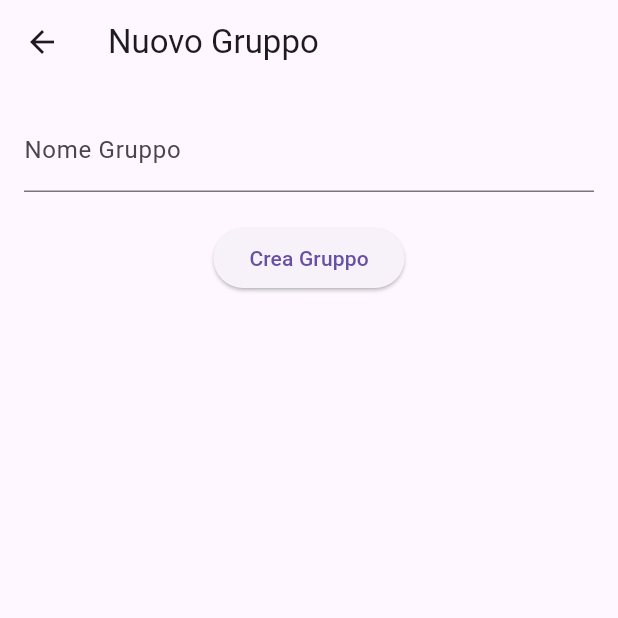
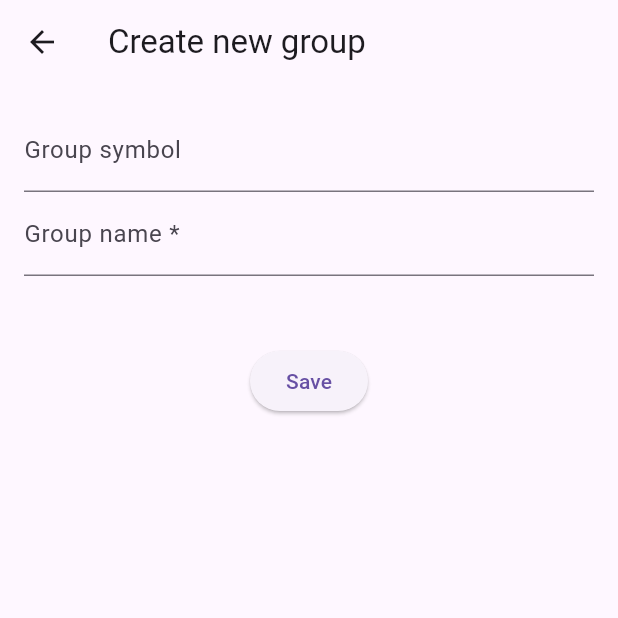
Before and after one commit to lorentz3/moneepi, a Flutter app: the GroupListPage screen opened directly, after a tap on the "add" icon, on a phone screen of 412 x 824 dp, the top half of it. Run offline on Flutter 3.47's test engine with Material 3 defaults, Android fonts, the phone set to English and light mode, and no system bars; our stand-ins replace file_picker, fl_chart, flutter_screenutil, sqflite; missing offline and left inert: excel, month_year_picker; accounts and stored records are empty.

Commit message:
save group with categories

```diff
--- a/lib/dto/group_dto.dart
+++ b/lib/dto/group_dto.dart
@@ -7,9 +7,9 @@ class GroupDto {
   int sort;
   double? monthThreshold;
   double? yearThreshold;
-  List<Category>? categories;
+  List<Category> categories;
 
-  GroupDto({this.id, this.icon, required this.name, required this.sort, this.monthThreshold, this.yearThreshold, this.categories});
+  GroupDto({this.id, this.icon, required this.name, required this.sort, this.monthThreshold, this.yearThreshold, required this.categories});
 
   factory GroupDto.fromJson(Map<String, dynamic> json) => GroupDto(
     id: json['id'],
@@ -18,6 +18,7 @@ class GroupDto {
     sort: json['sort'],
     monthThreshold: json['monthThreshold'],
     yearThreshold: json['yearThreshold'],
+    categories: [],
   );
 
 }
--- a/lib/model/group.dart
+++ b/lib/model/group.dart
@@ -1,22 +1,20 @@
-import 'package:myfinance2/model/transaction_type.dart';
+import 'package:myfinance2/dto/group_dto.dart';
 
 class Group {
   final int? id;
   String? icon;
   String name;
-  final TransactionType type;
   int sort;
   double? monthThreshold;
   double? yearThreshold;
 
-  Group({this.id, this.icon, required this.name, required this.type, required this.sort, this.monthThreshold, this.yearThreshold});
+  Group({this.id, this.icon, required this.name, required this.sort, this.monthThreshold, this.yearThreshold});
 
   Map<String, dynamic> toMap() {
     return {
       'id': id,
       'icon': icon,
       'name': name,
-      'type': type.name,
       'sort': sort,
       'monthThreshold': monthThreshold,
       'yearThreshold': yearThreshold,
@@ -27,7 +25,6 @@ class Group {
     return {
       'icon': icon,
       'name': name,
-      'type': type.name,
       'sort': sort,
       'monthThreshold': monthThreshold,
       'yearThreshold': yearThreshold,
@@ -38,9 +35,17 @@ class Group {
     id: json['id'],
     icon: json['icon'],
     name: json['name'],
-    type: TransactionType.values.byName(json['type']),
     sort: json['sort'],
     monthThreshold: json['monthThreshold'],
     yearThreshold: json['yearThreshold'],
   );
+
+  factory Group.fromDto(GroupDto groupDto) => Group(
+    id: groupDto.id,
+    icon: groupDto.icon,
+    name: groupDto.name,
+    sort: groupDto.sort,
+    monthThreshold: groupDto.monthThreshold,
+    yearThreshold: groupDto.yearThreshold,
+  );
 }
--- a/lib/pages/group_form_page.dart
+++ b/lib/pages/group_form_page.dart
@@ -1,70 +1,182 @@
 import 'package:flutter/material.dart';
 import 'package:myfinance2/dto/group_dto.dart';
+import 'package:myfinance2/model/category.dart';
+import 'package:myfinance2/model/category_type.dart';
+import 'package:myfinance2/model/group.dart';
+import 'package:myfinance2/services/category_entity_service.dart';
+import 'package:myfinance2/services/group_entity_service.dart';
+import 'package:myfinance2/widgets/emoji_button.dart';
 
 class GroupFormPage extends StatefulWidget {
-  final GroupDto? group;
-  const GroupFormPage({super.key, this.group});
+  final GroupDto group;
+
+  const GroupFormPage({super.key, required this.group});
 
   @override
   State<GroupFormPage> createState() => _GroupFormPageState();
 }
 
 class _GroupFormPageState extends State<GroupFormPage> {
-  late TextEditingController _nameController;
-  bool _isEditing = false;
+  final _formKey = GlobalKey<FormState>();
+  String? _groupName;
+  String? _icon;
+  bool _isNew = false;
+  List<Category> _categories = [];
+  bool _isLoading = true;
+  List<int> _selectedCategories = [];
+  final Color? _selectedButtonColor = Colors.deepPurple[200];
+  final Color? _notSelectedButtonColor = Colors.grey[50];
 
   @override
   void initState() {
     super.initState();
-    _isEditing = widget.group != null;
-    _nameController = TextEditingController(text: widget.group?.name ?? "");
+    _groupName = widget.group.name;
+    _icon = widget.group.icon;
+    _selectedCategories = widget.group.categories.map((c) => c.id!).toList();
+    _isNew = widget.group.id == null;
+    _loadCategories();
   }
 
-  void _saveGroup() {
-    if (_nameController.text.isEmpty) return;
-
-    final newGroup = GroupDto(
-      id: widget.group?.id ?? DateTime.now().millisecondsSinceEpoch, // Simula un ID
-      name: _nameController.text,
-      sort: widget.group?.sort ?? 0,
-      categories: widget.group?.categories ?? [],
-    );
-
-    Navigator.pop(context, newGroup);
-  }
-
-  void _deleteGroup() {
-    if (widget.group != null) {
-      Navigator.pop(context, widget.group!.id);
-    }
+  Future<void> _loadCategories() async {
+    _categories = await CategoryEntityService.getAllCategories(CategoryType.EXPENSE);
+    _isLoading = false;
+    setState(() { });
   }
 
   @override
   Widget build(BuildContext context) {
+    final double padding = 16.0;
+    int buttonsPerRow = 6;
+    double spaceBetweenButtons = 6;
+    double screenWidth = MediaQuery.of(context).size.width;
+    double buttonSize = (screenWidth - (buttonsPerRow * spaceBetweenButtons) - padding - 10) / buttonsPerRow;
     return Scaffold(
-      appBar: AppBar(title: Text(_isEditing ? "Modifica Gruppo" : "Nuovo Gruppo")),
+      appBar: AppBar(
+        title: _isNew ? const Text("Create new group") : const Text("Edit group"),
+        actions: [
+          if (!_isNew) IconButton(
+            icon: Icon(Icons.delete_forever),
+            onPressed: () {
+              _showDeleteDialog();
+            },
+          ),
+        ],
+      ),
       body: Padding(
         padding: const EdgeInsets.all(16.0),
+        child: Form(
+          key: _formKey,
           child: Column(
             children: [
-            TextField(
-              controller: _nameController,
-              decoration: const InputDecoration(labelText: "Nome Gruppo"),
+              TextFormField(
+                decoration: InputDecoration(labelText: 'Group symbol', hintText: 'Emoji strongly suggested'),
+                initialValue: _icon,
+                onChanged: (value) => _icon = value,
+                validator: (value) => value != null && value.length > 4 ? 'Symbol must be 1 emoji or max 2 characters' : null,
+              ),
+              TextFormField(
+                decoration: InputDecoration(labelText: 'Group name *'),
+                initialValue: _groupName,
+                onChanged: (value) => _groupName = value,
+                validator: (value) => value!.isEmpty ? 'Enter a name' : null,
               ),
               const SizedBox(height: 20),
+
+              SizedBox(height: spaceBetweenButtons,),
+              !_isLoading ? Align(
+                alignment: Alignment.center,
+                child: Wrap(
+                  spacing: spaceBetweenButtons,
+                  runSpacing: spaceBetweenButtons,
+                  children: _categories.map((category) {
+                    bool isSelected = _selectedCategories.contains(category.id);
+                    return EmojiButton(
+                      icon: category.icon ?? category.name.substring(0, 2),
+                      label: category.name,
+                      width: buttonSize,
+                      height: buttonSize,
+                      onPressed: () {
+                        setState(() {
+                          if (isSelected) {
+                            _selectedCategories.remove(category.id);
+                          } else {
+                            _selectedCategories.add(category.id!);
+                          }
+                        });
+                      },
+                      backgroundColor: _selectedCategories.contains(category.id)
+                            ? _selectedButtonColor // Selected
+                            : _notSelectedButtonColor,
+                    );
+                  }).toList(),
+                ),
+              ) : SizedBox(height: 1,),
+              SizedBox(height: 20,),
               ElevatedButton(
-              onPressed: _saveGroup,
-              child: Text(_isEditing ? "Salva Modifiche" : "Crea Gruppo"),
-            ),
-            if (_isEditing)
-              TextButton(
-                onPressed: _deleteGroup,
-                style: TextButton.styleFrom(foregroundColor: Colors.red),
-                child: const Text("Elimina Gruppo"),
+                onPressed: () {
+                  if (_formKey.currentState!.validate()) {
+                    _saveGroup();
+                  }
+                },
+                child: Text('Save'),
               ),
             ],
           ),
         ),
+      ),
+    );
+  }
+
+  void _saveGroup() async {
+    Group group = Group.fromDto(widget.group);
+    group.name = _groupName!;
+    group.icon = _icon;
+    int? groupId = group.id;
+    if (_isNew) {
+      groupId = await GroupEntityService.insertGroup(group);
+    } else {
+      await GroupEntityService.updateGroup(group);
+    }
+    await GroupEntityService.updateGroupCategoriesLinks(groupId!, _selectedCategories);
+    if (mounted) {
+      Navigator.pop(context);
+    }
+  }
+
+  _showDeleteDialog() async {
+    return showDialog<void>(
+      context: context,
+      barrierDismissible: true,
+      builder: (BuildContext context) {
+        return AlertDialog(
+          title: const Text('Delete confirmation'),
+          content: SingleChildScrollView(
+            child: ListBody(
+              children: <Widget>[
+                Text("Delete the group '$_groupName'? You cannot revert this operation."),
+              ],
+            ),
+          ),
+          actions: <Widget>[
+            TextButton(
+              onPressed: () => Navigator.pop(context, 'Cancel'),
+              child: const Text('Cancel'),
+            ),
+            TextButton(
+              child: const Text('Delete group'),
+              onPressed: () {
+                setState(() {
+                  GroupEntityService.deleteGroup(widget.group.id!);
+                  ScaffoldMessenger.of(context).showSnackBar(const SnackBar(
+                    content: Text("Group deleted."),
+                  ));
+                  Navigator.pop(context);
+                });
+              },
+            ),
+          ],
+        );
+      }
     );
   }
 }
--- a/lib/pages/groups_page.dart
+++ b/lib/pages/groups_page.dart
@@ -4,7 +4,7 @@ import 'package:myfinance2/pages/group_form_page.dart';
 import 'package:myfinance2/services/group_entity_service.dart';
 
 class GroupListPage extends StatefulWidget {
-  const GroupListPage({Key? key}) : super(key: key);
+  const GroupListPage({super.key});
 
   @override
   State<GroupListPage> createState() => _GroupListPageState();
@@ -24,35 +24,19 @@ class _GroupListPageState extends State<GroupListPage> {
     setState(() {});
   }
 
-  void _navigateToEditGroup([GroupDto? group]) async {
-    final result = await Navigator.push(
+  void _navigateToEditGroup(GroupDto group) {
+    Navigator.push(
       context,
       MaterialPageRoute(builder: (context) => GroupFormPage(group: group)),
-    );
-
-    if (result != null) {
-      setState(() {
-        if (result is GroupDto) {
-          if (group != null) {
-            // Modifica gruppo esistente
-            int index = groups.indexWhere((g) => g.id == group.id);
-            if (index != -1) groups[index] = result;
-          } else {
-            // Nuovo gruppo
-            groups.add(result);
-          }
-        } else if (result is int) {
-          // Eliminazione gruppo
-          groups.removeWhere((g) => g.id == result);
-        }
-      });
-    }
+    ).then((_) => setState(() {
+      _loadGroups();
+    }));
   }
 
   @override
   Widget build(BuildContext context) {
     return Scaffold(
-      appBar: AppBar(title: const Text("Gruppi e Categorie")),
+      appBar: AppBar(title: const Text("Groups")),
       body: ListView.builder(
         itemCount: groups.length,
         itemBuilder: (context, index) {
@@ -68,7 +52,7 @@ class _GroupListPageState extends State<GroupListPage> {
         },
       ),
       floatingActionButton: FloatingActionButton(
-        onPressed: () => _navigateToEditGroup(),
+        onPressed: () => _navigateToEditGroup(GroupDto(name: "", sort: 1, categories: [])),
         child: const Icon(Icons.add),
       ),
     );
--- a/lib/pages/settings_page.dart
+++ b/lib/pages/settings_page.dart
@@ -93,7 +93,7 @@ class SettingsPageState extends State<SettingsPage> {
               onPressed: () => _navigateToMonthlyThresholdPage(context),
             ),
             SquareButton(
-              label: "Categories Groups",
+              label: "Category Groups",
               icon: Icons.group_work_outlined,
               size: buttonSize,
               onPressed: () => _navigateToGroupListPage(),
```
Also changed, not shown: lib/pages/budgeting_page.dart (+10 -12 lines), lib/services/group_entity_service.dart (+38 -10 lines). Lines whose indentation alone changed are shown as unchanged.
